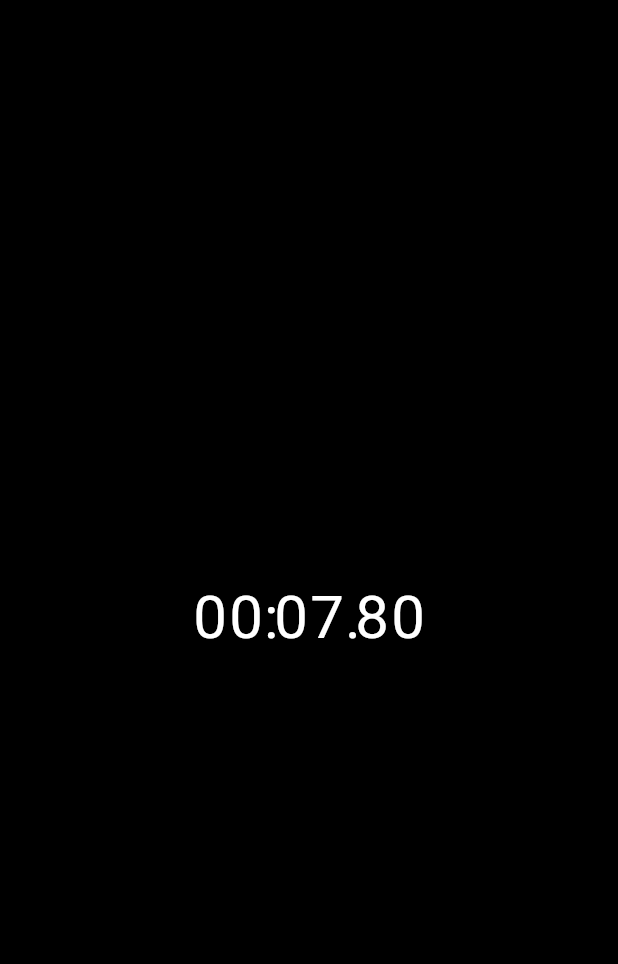
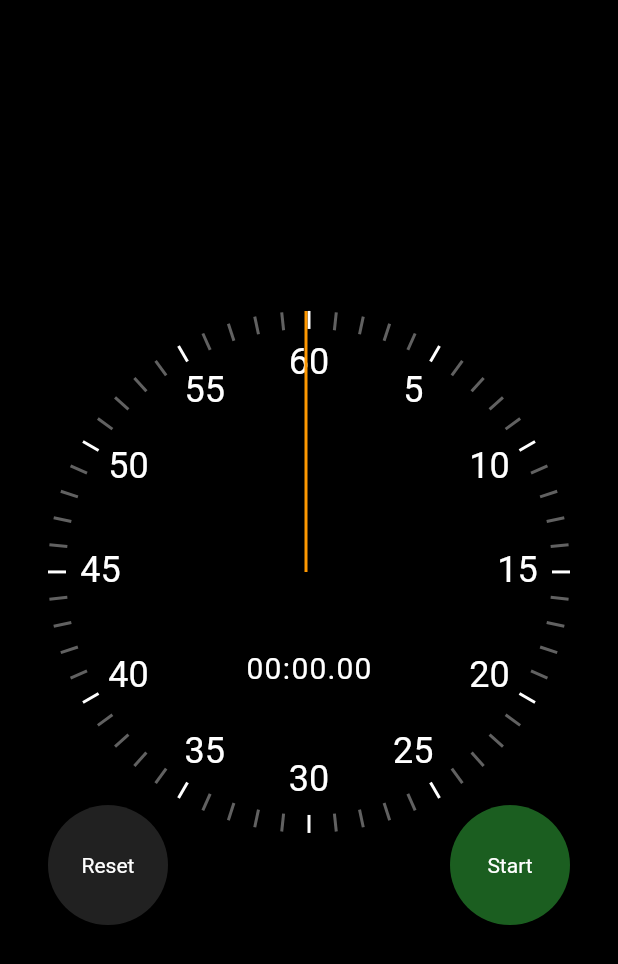
Before and after one commit to nimec77/stopwatch_flutter, a Flutter app: the screen it shows after launch, on a phone screen of 412 x 824 dp. Shown: the top 964 px of the screen. Run offline on Flutter 3.47's test engine with Material 2 defaults, Android fonts, the phone set to English and light mode, and no system bars.

Commit message:
Закончил проект. Осталась оптимизация отрисовки

```diff
--- a/analysis_options.yaml
+++ b/analysis_options.yaml
@@ -1,4 +1,4 @@
-include: package:flutter_lints/flutter.yaml
+include: package:surf_lint_rules/analysis_options.yaml
 
 analyzer:
   plugins:
--- a/lib/main.dart
+++ b/lib/main.dart
@@ -30,7 +30,13 @@ class MyHomePage extends StatelessWidget {
       value: SystemUiOverlayStyle.light,
       child: Scaffold(
         body: Center(
-          child: Stopwatch(),
+          child: Padding(
+            padding: EdgeInsets.all(32.0),
+            child: AspectRatio(
+              aspectRatio: 0.85,
+              child: Stopwatch(),
+            ),
+          ),
         ),
       ),
     );
--- /dev/null
+++ b/lib/ui/clock_hand.dart
@@ -0,0 +1,30 @@
+import 'package:flutter/material.dart';
+
+class ClockHand extends StatelessWidget {
+  final double rotationZAngle;
+  final double handThickness;
+  final double handLength;
+  final Color color;
+
+  const ClockHand({
+    required this.rotationZAngle,
+    required this.handThickness,
+    required this.handLength,
+    required this.color,
+    Key? key,
+  }) : super(key: key);
+
+  @override
+  Widget build(BuildContext context) {
+    return Transform(
+      transform: Matrix4.identity()
+        ..translate(-handThickness / 2)
+        ..rotateZ(rotationZAngle),
+      child: Container(
+        height: handLength,
+        width: handThickness,
+        color: color,
+      ),
+    );
+  }
+}
--- /dev/null
+++ b/lib/ui/clock_seconds_tick_marker.dart
@@ -0,0 +1,34 @@
+import 'dart:math' as math;
+
+import 'package:flutter/material.dart';
+
+class ClockSecondsTickMarker extends StatelessWidget {
+  final int seconds;
+  final double radius;
+
+  const ClockSecondsTickMarker({
+    required this.seconds,
+    required this.radius,
+    Key? key,
+  }) : super(key: key);
+
+  @override
+  Widget build(BuildContext context) {
+    final color = seconds % 5 == 0 ? Colors.white : Colors.grey[700];
+    const width = 2.0;
+    const height = 12.0;
+
+    return Transform(
+      alignment: Alignment.center,
+      transform: Matrix4.identity()
+        ..translate(-width / 2, -height / 2)
+        ..rotateZ(math.pi * 2 * (seconds / 60))
+        ..translate(0.0, radius - height / 2),
+      child: Container(
+        width: width,
+        height: height,
+        color: color,
+      ),
+    );
+  }
+}
--- /dev/null
+++ b/lib/ui/clock_text_marker.dart
@@ -0,0 +1,40 @@
+import 'dart:math' as math;
+
+import 'package:flutter/material.dart';
+
+class ClockTextMarker extends StatelessWidget {
+  final int value;
+  final int maxValue;
+  final double radius;
+
+  const ClockTextMarker({
+    required this.value,
+    required this.maxValue,
+    required this.radius,
+    Key? key,
+  }) : super(key: key);
+
+  @override
+  Widget build(BuildContext context) {
+    const width = 40.0;
+    const height = 30.0;
+
+    return Transform(
+      alignment: Alignment.center,
+      transform: Matrix4.identity()
+        ..translate(-width / 2, -height / 2)
+        ..rotateZ(math.pi + math.pi * 2 * (value / maxValue))
+        ..translate(0.0, radius - 35)
+        ..rotateZ(math.pi - math.pi * 2 * (value / maxValue)),
+      child: SizedBox(
+        width: width,
+        height: height,
+        child: Text(
+          value.toString(),
+          style: const TextStyle(fontSize: 24),
+          textAlign: TextAlign.center,
+        ),
+      ),
+    );
+  }
+}
--- a/lib/ui/elapsed_time_text.dart
+++ b/lib/ui/elapsed_time_text.dart
@@ -1,8 +1,9 @@
 import 'package:flutter/material.dart';
 
 class ElapsedTimeText extends StatelessWidget {
-  const ElapsedTimeText({Key? key, required this.elapsed}) : super(key: key);
   final Duration elapsed;
+
+  const ElapsedTimeText({required this.elapsed, Key? key}) : super(key: key);
 
   @override
   Widget build(BuildContext context) {
@@ -12,7 +13,7 @@ class ElapsedTimeText extends StatelessWidget {
     final hundredsStr = hundreds.toStringAsFixed(0).padLeft(2, '0');
     final secondsStr = seconds.toString().padLeft(2, '0');
     final minutesStr = minutes.toString().padLeft(2, '0');
-    const digitWidth = 24.0;
+    const digitWidth = 12.0;
 
     return Row(
       mainAxisAlignment: MainAxisAlignment.center,
@@ -31,9 +32,10 @@ class ElapsedTimeText extends StatelessWidget {
 }
 
 class TimeDigit extends StatelessWidget {
-  const TimeDigit(this.text, {Key? key, required this.width}) : super(key: key);
   final String text;
   final double width;
+
+  const TimeDigit(this.text, {required this.width, Key? key}) : super(key: key);
 
   @override
   Widget build(BuildContext context) {
@@ -41,7 +43,7 @@ class TimeDigit extends StatelessWidget {
       width: width,
       child: Text(
         text,
-        style: const TextStyle(fontSize: 40),
+        style: const TextStyle(fontSize: 20),
         textAlign: TextAlign.center,
       ),
     );
--- a/lib/ui/elapsed_time_text_basic.dart
+++ b/lib/ui/elapsed_time_text_basic.dart
@@ -1,9 +1,10 @@
 import 'package:flutter/material.dart';
 
 class ElapsedTimeTextBasic extends StatelessWidget {
-  const ElapsedTimeTextBasic({Key? key, required this.elapsed})
+  final Duration elapsed;
+
+  const ElapsedTimeTextBasic({required this.elapsed, Key? key})
       : super(key: key);
-  final Duration elapsed;
 
   @override
   Widget build(BuildContext context) {
--- a/lib/ui/reset_button.dart
+++ b/lib/ui/reset_button.dart
@@ -1,8 +1,9 @@
 import 'package:flutter/material.dart';
 
 class ResetButton extends StatelessWidget {
+  final VoidCallback? onPressed;
+
   const ResetButton({Key? key, this.onPressed}) : super(key: key);
-  final VoidCallback? onPressed;
 
   @override
   Widget build(BuildContext context) {
@@ -12,7 +13,6 @@ class ResetButton extends StatelessWidget {
         child: InkWell(
           onTap: onPressed,
           child: const Align(
-            alignment: Alignment.center,
             child: Text(
               'Reset',
             ),
--- a/lib/ui/start_stop_button.dart
+++ b/lib/ui/start_stop_button.dart
@@ -1,10 +1,14 @@
 import 'package:flutter/material.dart';
 
 class StartStopButton extends StatelessWidget {
-  const StartStopButton({Key? key, required this.isRunning, this.onPressed})
-      : super(key: key);
   final bool isRunning;
   final VoidCallback? onPressed;
+
+  const StartStopButton({
+    required this.isRunning,
+    Key? key,
+    this.onPressed,
+  }) : super(key: key);
 
   @override
   Widget build(BuildContext context) {
@@ -14,7 +18,6 @@ class StartStopButton extends StatelessWidget {
         child: InkWell(
           onTap: onPressed,
           child: Align(
-            alignment: Alignment.center,
             child: Text(
               isRunning ? 'Stop' : 'Start',
             ),
--- a/lib/ui/stopwatch.dart
+++ b/lib/ui/stopwatch.dart
@@ -1,9 +1,8 @@
-import 'dart:async';
-
 import 'package:flutter/material.dart';
 import 'package:flutter/scheduler.dart';
-import 'package:stopwatch_flutter/ui/elapsed_time_text.dart';
-import 'package:stopwatch_flutter/ui/elapsed_time_text_basic.dart';
+import 'package:stopwatch_flutter/ui/reset_button.dart';
+import 'package:stopwatch_flutter/ui/start_stop_button.dart';
+import 'package:stopwatch_flutter/ui/stopwatch_renderer.dart';
 
 class Stopwatch extends StatefulWidget {
   const Stopwatch({Key? key}) : super(key: key);
@@ -12,19 +11,21 @@ class Stopwatch extends StatefulWidget {
   _StopwatchState createState() => _StopwatchState();
 }
 
-class _StopwatchState extends State<Stopwatch>
-    with SingleTickerProviderStateMixin {
-  var _elapsed = Duration.zero;
+class _StopwatchState extends State<Stopwatch> with SingleTickerProviderStateMixin {
   late final Ticker _ticker;
+  var _previouslyElapsed = Duration.zero;
+  var _currentlyElapsed = Duration.zero;
+  var _isRunning = false;
+
+  Duration get _elapsed => _previouslyElapsed + _currentlyElapsed;
 
   @override
   void initState() {
     _ticker = createTicker((elapsed) {
       setState(() {
-        _elapsed = elapsed;
+        _currentlyElapsed = elapsed;
       });
     });
-    _ticker.start();
     super.initState();
   }
 
@@ -36,8 +37,59 @@ class _StopwatchState extends State<Stopwatch>
 
   @override
   Widget build(BuildContext context) {
-    return ElapsedTimeText(
-      elapsed: _elapsed,
+    return LayoutBuilder(
+      builder: (context, constraints) {
+        final radius = constraints.maxWidth / 2;
+
+        return Stack(
+          children: [
+            StopwatchRenderer(elapsed: _elapsed, radius: radius),
+            Align(
+              alignment: Alignment.bottomLeft,
+              child: SizedBox(
+                width: 80,
+                height: 80,
+                child: ResetButton(
+                  onPressed: _reset,
+                ),
+              ),
+            ),
+            Align(
+              alignment: Alignment.bottomRight,
+              child: SizedBox(
+                width: 80,
+                height: 80,
+                child: StartStopButton(
+                  isRunning: _isRunning,
+                  onPressed: _toggleRunning,
+                ),
+              ),
+            ),
+          ],
+        );
+      },
     );
   }
+
+  void _toggleRunning() {
+    setState(() {
+      _isRunning = !_isRunning;
+      if (_isRunning) {
+        _ticker.start();
+      } else {
+        _ticker.stop();
+        _previouslyElapsed += _currentlyElapsed;
+        _currentlyElapsed = Duration.zero;
+      }
+    });
+  }
+
+  void _reset() {
+    _ticker.stop();
+    setState(() {
+      _isRunning = false;
+      _previouslyElapsed = Duration.zero;
+      _currentlyElapsed = Duration.zero;
+    });
+  }
 }
--- /dev/null
+++ b/lib/ui/stopwatch_renderer.dart
@@ -0,0 +1,58 @@
+import 'dart:math' as math;
+
+import 'package:flutter/material.dart';
+import 'package:stopwatch_flutter/ui/clock_hand.dart';
+import 'package:stopwatch_flutter/ui/clock_seconds_tick_marker.dart';
+import 'package:stopwatch_flutter/ui/clock_text_marker.dart';
+import 'package:stopwatch_flutter/ui/elapsed_time_text.dart';
+
+class StopwatchRenderer extends StatelessWidget {
+  final Duration elapsed;
+  final double radius;
+
+  const StopwatchRenderer({
+    required this.elapsed,
+    required this.radius,
+    Key? key,
+  }) : super(key: key);
+
+  @override
+  Widget build(BuildContext context) {
+    return Stack(
+      children: [
+        for (var i = 0; i < 60; ++i)
+          Positioned(
+            left: radius,
+            top: radius,
+            child: ClockSecondsTickMarker(seconds: i, radius: radius),
+          ),
+        for (var i = 5; i <= 60; i += 5)
+          Positioned(
+            left: radius,
+            top: radius,
+            child: ClockTextMarker(
+              value: i,
+              maxValue: 60,
+              radius: radius,
+            ),
+          ),
+        Positioned(
+          left: radius,
+          top: radius,
+          child: ClockHand(
+            rotationZAngle: math.pi + (math.pi * 2 / 60000) * elapsed.inMilliseconds,
+            handThickness: 2,
+            handLength: radius,
+            color: Colors.orange,
+          ),
+        ),
+        Positioned(
+          left: 0,
+          right: 0,
+          top: radius * 1.3,
+          child: ElapsedTimeText(elapsed: elapsed),
+        ),
+      ],
+    );
+  }
+}
--- a/pubspec.yaml
+++ b/pubspec.yaml
@@ -18,6 +18,7 @@ dev_dependencies:
   dart_code_metrics: ^4.8.1
   flutter_test:
     sdk: flutter
+  surf_lint_rules: ^1.4.1
 
 flutter:
   uses-material-design: true
```
Also changed, not shown: pubspec.lock.
